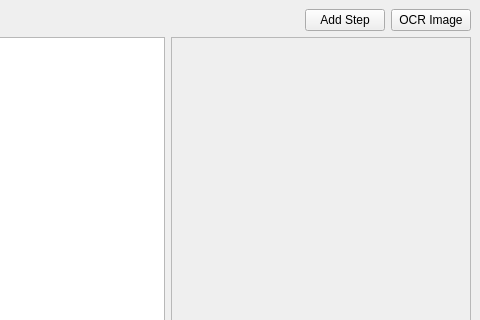
The window that gui/MainWindow.ui (MorganGrundy/MenuParseroo) describes before a commit, drawn with Qt 5; both pictures show x 793 to 1273 and y 0 to 320 of the 1273 by 720 pixel window.
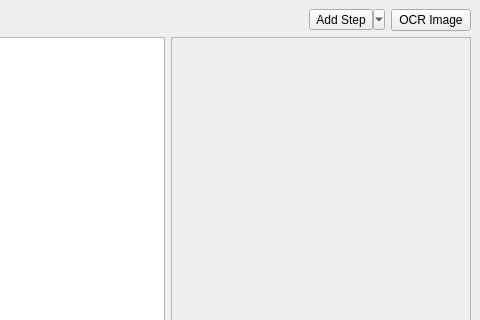
The same window after the commit. Custom widgets are drawn as their Qt base class.

Commit message:
PreprocessStepListWidget now takes any PreprocessStepWidget (#8)
"Add Step" button now opens a menu listing possible steps to add.

What changed in the file:
```diff
--- a/gui/MainWindow.ui
+++ b/gui/MainWindow.ui
@@ -44,10 +44,25 @@
        </spacer>
       </item>
       <item>
-       <widget class="QPushButton" name="pushAddStep">
+       <widget class="QToolButton" name="toolAddStep">
+        <property name="sizePolicy">
+         <sizepolicy hsizetype="Fixed" vsizetype="Fixed">
+          <horstretch>0</horstretch>
+          <verstretch>0</verstretch>
+         </sizepolicy>
+        </property>
         <property name="text">
          <string>Add Step</string>
         </property>
+        <property name="popupMode">
+         <enum>QToolButton::MenuButtonPopup</enum>
+        </property>
+        <property name="autoRaise">
+         <bool>false</bool>
+        </property>
+        <property name="arrowType">
+         <enum>Qt::NoArrow</enum>
+        </property>
        </widget>
       </item>
       <item>
```
Left out of the diff: 16 changed lines with no effect on the pictures. The commit also changes 7 other files.
